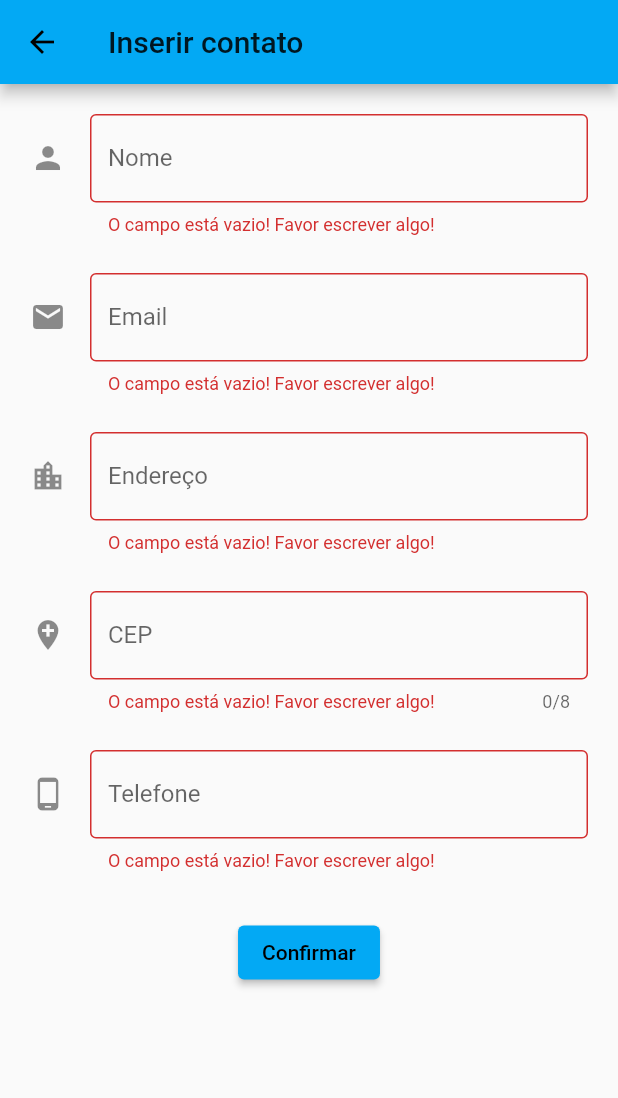
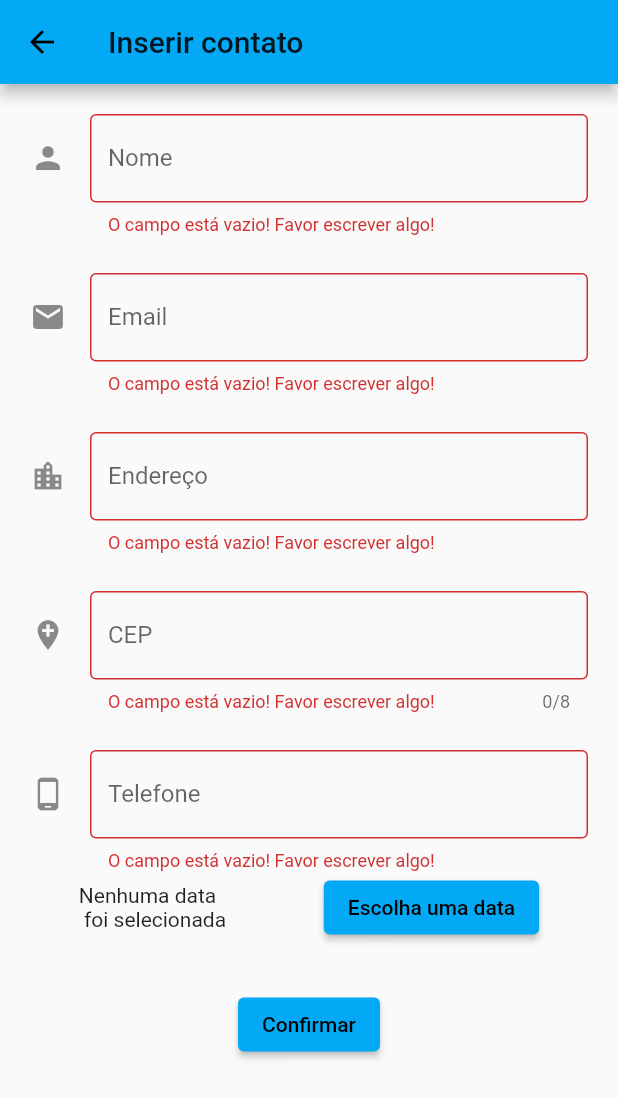
Before and after one commit to ThiagoHN/agenda_de_contatos_update, a Flutter app: the CriadorContato screen opened directly, after a tap on "Confirmar", on a phone screen of 412 x 824 dp. Shown: the top 1098 px of the screen. Run offline on Flutter 3.47's test engine with Material 2 defaults, Android fonts, the phone set to English and light mode, and no system bars; our stand-ins replace cloud_firestore, firebase_auth, firebase_core, grouped_list; missing offline and left inert: cloud_firestore_web, firebase_auth_web, firebase_core_web, firebase_storage_web, via_cep_flutter; accounts and stored records are empty.

Commit message:
feat: aniversario funcional

```diff
--- a/lib/main.dart
+++ b/lib/main.dart
@@ -1,5 +1,6 @@
 import 'package:agenda_de_contatos/provider/contatos_provider.dart';
 import 'package:agenda_de_contatos/provider/usuarios_provider.dart';
+import 'package:agenda_de_contatos/screens/aniversariantes.dart';
 import 'package:agenda_de_contatos/screens/contato_info.dart';
 import 'package:agenda_de_contatos/screens/login.dart';
 import 'package:agenda_de_contatos/screens/menu.dart';
@@ -45,6 +46,7 @@ class MyApp extends StatelessWidget {
           Login.routeName: (ctx) => Login(),
           Menu.routeName: (ctx) => Menu(),
           ContatoInfo.routeName: (ctx) => ContatoInfo(),
+          Aniversariantes.routeName: (ctx) => Aniversariantes(),
         },
       ),
     );
--- a/lib/models/contato.dart
+++ b/lib/models/contato.dart
@@ -7,9 +7,10 @@ class Contato with ChangeNotifier {
   String _endereco;
   String _cep;
   String _telefone;
+  String _aniversario;
 
   Contato(this._id, this._nome, this._email, this._endereco, this._cep,
-      this._telefone);
+      this._telefone, this._aniversario);
 
   String get idContact {
     return this._id;
@@ -35,6 +36,10 @@ class Contato with ChangeNotifier {
     return this._telefone;
   }
 
+  String get aniversario {
+    return this._aniversario;
+  }
+
   set id(String id) {
     this._id = id;
   }
@@ -58,4 +63,8 @@ class Contato with ChangeNotifier {
   set telefone(String telefone) {
     this._telefone = telefone;
   }
+
+  set aniversario(String aniversario) {
+    this._aniversario = aniversario;
+  }
 }
--- a/lib/screens/criadorcontato.dart
+++ b/lib/screens/criadorcontato.dart
@@ -1,6 +1,7 @@
 import 'package:agenda_de_contatos/models/contato.dart';
 import 'package:agenda_de_contatos/provider/contatos_provider.dart';
 import 'package:flutter/material.dart';
+import 'package:intl/intl.dart';
 import 'package:provider/provider.dart';
 import 'package:via_cep_flutter/via_cep_flutter.dart';
 
@@ -22,6 +23,7 @@ class _CriadorContato extends State<CriadorContato> {
   String endereco = '';
   String cep = '';
   String telefone = '';
+  DateTime aniversario;
   bool atualizar = false;
 
   void initState() {
@@ -32,23 +34,39 @@ class _CriadorContato extends State<CriadorContato> {
       endereco = widget.c.endereco;
       cep = widget.c.cep;
       telefone = widget.c.telefone;
+      cepIdentifier.text = endereco;
+      if (DateTime.tryParse(widget.c.aniversario) != null) {aniversario = DateTime.parse(widget.c.aniversario);}
+      else {aniversario = DateTime.now();}
       atualizar = true;
     }
   }
 
+  selecionaData() {
+  DateTime hoje = DateTime.now().add(Duration(days: 1));
+  showDatePicker(
+          context: context,
+          initialDate: hoje,
+          firstDate: hoje,
+          lastDate: DateTime(hoje.year + 1))
+      .then((value) => setState(() {
+          aniversario = value;
+      }));
+  }
+
   criarContato() async {
-    if (!globalKey.currentState.validate()) return false;
+    if (!globalKey.currentState.validate() && aniversario != null) return false;
     globalKey.currentState.save();
 
     if (!atualizar)
       await Provider.of<ContatosProvider>(context, listen: false)
-          .add(nome, email, endereco, cep, telefone);
+          .add(nome, email, endereco, cep, telefone,aniversario.toIso8601String());
     else {
       widget.c.nome = nome;
       widget.c.email = email;
       widget.c.endereco = endereco;
       widget.c.cep = cep;
       widget.c.telefone = telefone;
+      widget.c.aniversario = aniversario.toIso8601String();
 
       await Provider.of<ContatosProvider>(context, listen: false)
           .update(widget.c);
@@ -167,6 +185,18 @@ class _CriadorContato extends State<CriadorContato> {
                       return null;
                     },
                   ),
+
+                  Row(
+                      mainAxisAlignment: MainAxisAlignment.spaceAround,
+                      children: [
+                        aniversario == null
+                            ? Text('Nenhuma data \n foi selecionada')
+                            : Text(DateFormat('dd/MM/yyyy').format(aniversario)),
+                        ElevatedButton(
+                            onPressed: selecionaData,
+                            child: Text('Escolha uma data')),
+                      ]),
+
                   const SizedBox(height: 30),
                   ElevatedButton(
                       onPressed: criarContato, child: Text('Confirmar'))
--- a/lib/screens/login.dart
+++ b/lib/screens/login.dart
@@ -3,7 +3,7 @@ import 'package:flutter/material.dart';
 import 'package:provider/provider.dart';
 
 class Login extends StatefulWidget {
-  static const routeName = 'Tela_principal';
+  static const routeName = 'Login';
 
   @override
   _LoginState createState() => _LoginState();
--- a/pubspec.yaml
+++ b/pubspec.yaml
@@ -33,6 +33,8 @@ dependencies:
   firebase_storage: ^8.1.0
   provider: ^5.0.0
   via_cep_flutter: ^0.2.2
+  intl: ^0.17.0
+  grouped_list: ^4.0.0
 
 dev_dependencies:
   flutter_test:
```
Also changed, not shown: lib/provider/contatos_provider.dart (+8 -4 lines), lib/screens/aniversariantes.dart (added, +53 -0 lines), lib/screens/menu.dart (+8 -0 lines), 1 other file.
